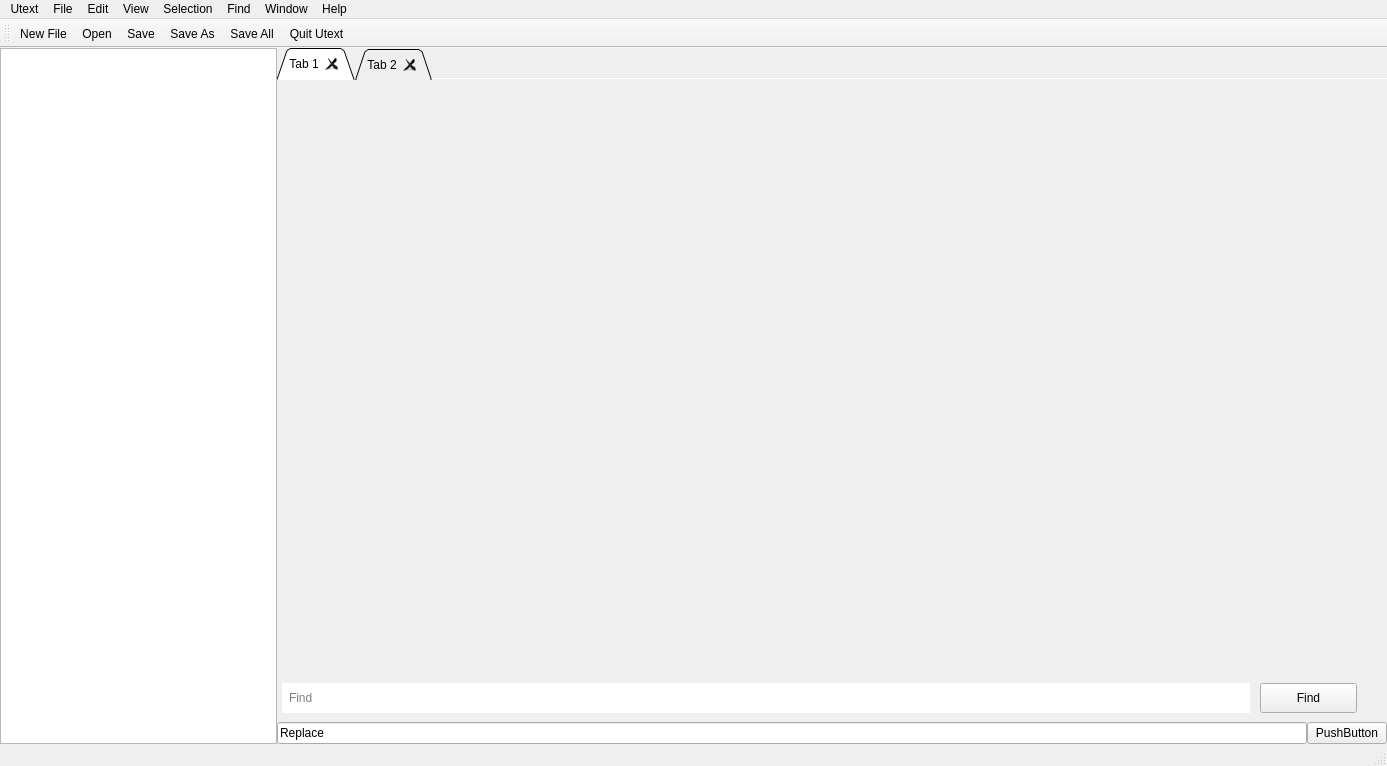
Old version of the form app/src/mainwindow.ui in the repository N-911/CPP-Utext.
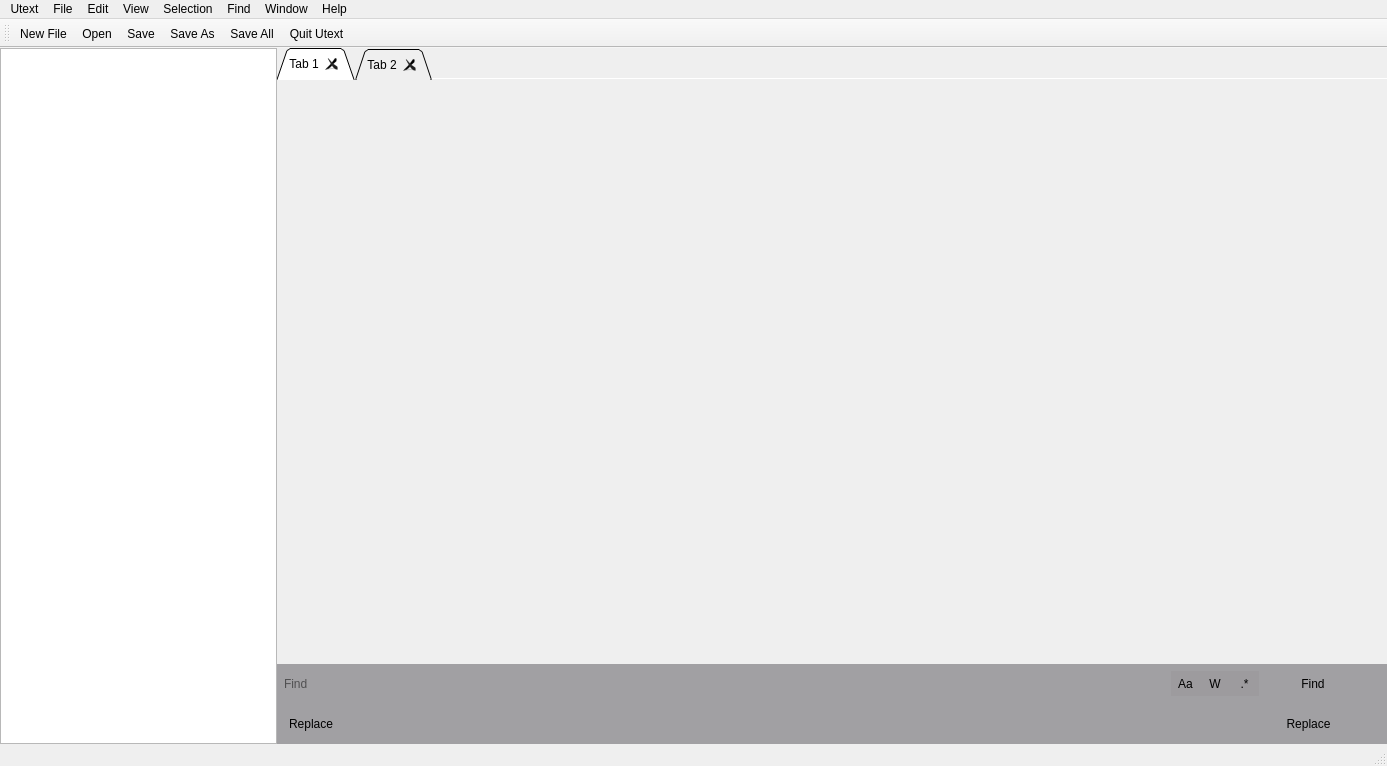
New version of the form.

Commit message: contex treeView

What changed in the file:
```diff
--- a/app/src/mainwindow.ui
+++ b/app/src/mainwindow.ui
@@ -121,6 +121,9 @@
             <height>300</height>
            </size>
           </property>
+          <property name="styleSheet">
+           <string notr="true">tabWidget{ background: rgb(177, 175, 178)}</string>
+          </property>
           <property name="tabShape">
            <enum>QTabWidget::Triangular</enum>
           </property>
@@ -171,16 +174,26 @@
         </item>
         <item>
          <widget class="QWidget" name="findWidget" native="true">
-          <layout class="QHBoxLayout" name="horizontalLayout" stretch="10,1">
+          <property name="styleSheet">
+           <string notr="true">QWidget { background-color: rgb(161, 160, 163); border: none; }
+</string>
+          </property>
+          <layout class="QHBoxLayout" name="horizontalLayout" stretch="10,1,1">
            <property name="spacing">
             <number>10</number>
            </property>
            <property name="leftMargin">
             <number>5</number>
            </property>
+           <property name="topMargin">
+            <number>5</number>
+           </property>
            <property name="rightMargin">
             <number>30</number>
            </property>
+           <property name="bottomMargin">
+            <number>5</number>
+           </property>
            <item>
             <widget class="QLineEdit" name="findLine">
              <property name="minimumSize">
@@ -190,9 +203,7 @@
               </size>
              </property>
              <property name="styleSheet">
-              <string notr="true">padding: 5px;
-/*border: 1px solid;
-border-radius: 50%;*/</string>
+              <string notr="true"/>
              </property>
              <property name="frame">
               <bool>false</bool>
@@ -205,6 +216,68 @@
              </property>
             </widget>
            </item>
+           <item>
+            <layout class="QHBoxLayout" name="horizontalLayout_3">
+             <property name="spacing">
+              <number>0</number>
+             </property>
+             <property name="topMargin">
+              <number>0</number>
+             </property>
+             <property name="rightMargin">
+              <number>0</number>
+             </property>
+             <item>
+              <widget class="QPushButton" name="pushButton_2">
+               <property name="minimumSize">
+                <size>
+                 <width>25</width>
+                 <height>25</height>
+                </size>
+               </property>
+               <property name="styleSheet">
+                <string notr="true">QPushButton { background-color: rgb(157, 155, 158); border: none; }
+</string>
+               </property>
+               <property name="text">
+                <string>Aa</string>
+               </property>
+              </widget>
+             </item>
+             <item>
+              <widget class="QPushButton" name="pushButton_3">
+               <property name="minimumSize">
+                <size>
+                 <width>25</width>
+                 <height>25</height>
+                </size>
+               </property>
+               <property name="styleSheet">
+                <string notr="true">QPushButton { background-color: rgb(157, 155, 158); border: none; }</string>
+               </property>
+               <property name="text">
+                <string>W</string>
+               </property>
+              </widget>
+             </item>
+             <item>
+              <widget class="QPushButton" name="MatchCase">
+               <property name="minimumSize">
+                <size>
+                 <width>25</width>
+                 <height>25</height>
+                </size>
+               </property>
+               <property name="styleSheet">
+                <string notr="true">QPushButton { background-color: rgb(157, 155, 158); border: none; }</string>
+               </property>
+               <property name="text">
+                <string>.*</string>
+               </property>
+              </widget>
+             </item>
+            </layout>
+           </item>
            <item>
             <widget class="QPushButton" name="buttonFind">
              <property name="minimumSize">
@@ -225,25 +298,56 @@
          </widget>
         </item>
         <item>
-         <layout class="QHBoxLayout" name="replaceWidget">
-          <property name="topMargin">
-           <number>0</number>
+         <widget class="QWidget" name="replace_Widget" native="true">
+          <property name="styleSheet">
+           <string notr="true">QWidget { background-color: rgb(161, 160, 163); border: none; }</string>
           </property>
-          <item>
-           <widget class="QLineEdit" name="lineEdit">
-            <property name="text">
-             <string>Replace</string>
-            </property>
-           </widget>
-          </item>
-          <item>
-           <widget class="QPushButton" name="pushButton">
-            <property name="text">
-             <string>PushButton</string>
-            </property>
-           </widget>
-          </item>
-         </layout>
+          <layout class="QHBoxLayout" name="replaceWidget" stretch="10,1">
+           <property name="spacing">
+            <number>10</number>
+           </property>
+           <property name="leftMargin">
+            <number>5</number>
+           </property>
+           <property name="topMargin">
+            <number>5</number>
+           </property>
+           <property name="rightMargin">
+            <number>30</number>
+           </property>
+           <property name="bottomMargin">
+            <number>5</number>
+           </property>
+           <item>
+            <widget class="QLineEdit" name="lineEdit">
+             <property name="minimumSize">
+              <size>
+               <width>0</width>
+               <height>30</height>
+              </size>
+             </property>
+             <property name="styleSheet">
+              <string notr="true">padding: 5px;
+/*border: 1px solid;
+border-radius: 50%;*/</string>
+             </property>
+             <property name="text">
+              <string>Replace</string>
+             </property>
+            </widget>
+           </item>
+           <item>
+            <widget class="QPushButton" name="buttomReplace">
+             <property name="styleSheet">
+              <string notr="true">/*background-color: black;*/</string>
+             </property>
+             <property name="text">
+              <string>Replace</string>
+             </property>
+            </widget>
+           </item>
+          </layout>
+         </widget>
         </item>
        </layout>
       </item>
```
Left out of the diff: 9 changed lines with no effect on the pictures. The commit also changes 2 other files.
